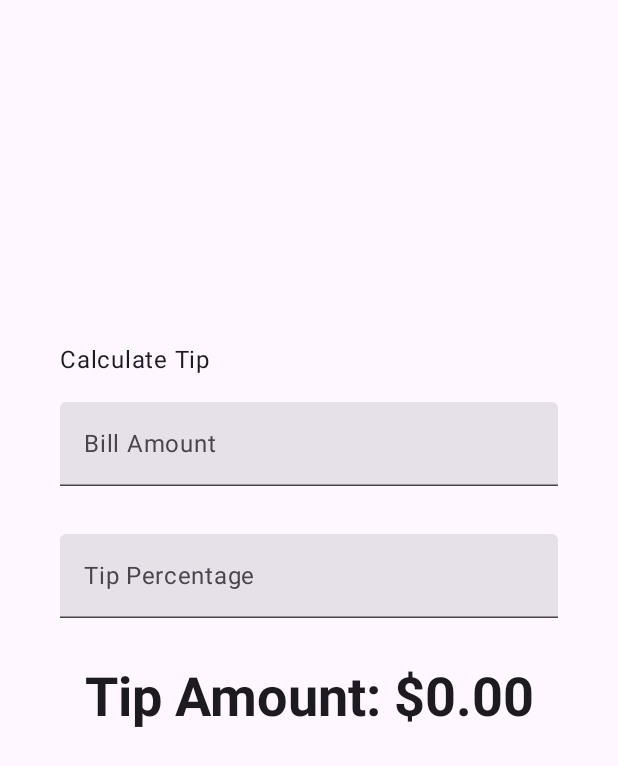
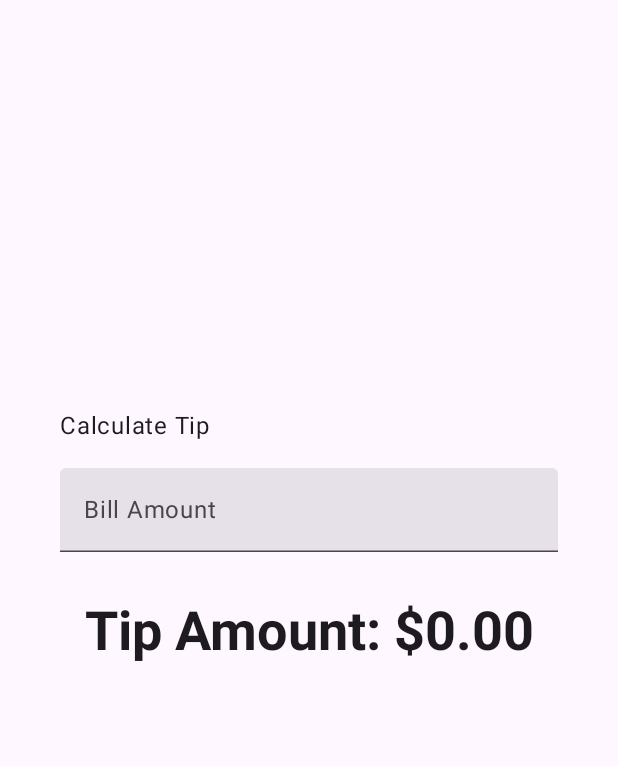
Before and after one commit to ezequielmdq/Codelab-calculadora-de-propinas, an Android app built with Jetpack Compose: the screen it shows after launch (MainActivity), on a phone screen of 412 x 824 dp. Shown: the top 766 px of the screen. Run offline under Robolectric (Android 15) with nearby library versions, the phone set to English and light mode, and no system bars.

Commit message:
Revert "Agregado de campo de texto de porcentaje de propina y establecer un boton de accion en teclado"
This reverts commit c26045a0880933ae5f618c4f267f8d4f020e9166.

```diff
--- a/app/src/main/java/com/example/tiptime/MainActivity.kt
+++ b/app/src/main/java/com/example/tiptime/MainActivity.kt
@@ -20,7 +20,6 @@ import android.os.Bundle
 import androidx.activity.ComponentActivity
 import androidx.activity.compose.setContent
 import androidx.activity.enableEdgeToEdge
-import androidx.annotation.StringRes
 import androidx.compose.foundation.layout.Arrangement
 import androidx.compose.foundation.layout.Column
 import androidx.compose.foundation.layout.Spacer
@@ -44,7 +43,6 @@ import androidx.compose.runtime.setValue
 import androidx.compose.ui.Alignment
 import androidx.compose.ui.Modifier
 import androidx.compose.ui.res.stringResource
-import androidx.compose.ui.text.input.ImeAction
 import androidx.compose.ui.text.input.KeyboardType
 import androidx.compose.ui.tooling.preview.Preview
 import androidx.compose.ui.unit.dp
@@ -71,9 +69,7 @@ class MainActivity : ComponentActivity() {
 fun TipTimeLayout() {
     var amountInput by remember { mutableStateOf("") }
     val amount = amountInput.toDoubleOrNull() ?: 0.0
-    var tipInput by remember { mutableStateOf("") }
-    val tipPercent = tipInput.toDoubleOrNull() ?: 0.0
-    val tip = calculateTip(amount, tipPercent)
+    val tip = calculateTip(amount)
 
     Column(
         modifier = Modifier
@@ -89,24 +85,9 @@ fun TipTimeLayout() {
                 .padding(bottom = 16.dp, top = 40.dp)
                 .align(alignment = Alignment.Start)
         )
-        EditNumberField(label = R.string.bill_amount,
-            value = amountInput,
-            onValueChange = { amountInput = it },
-            modifier = Modifier.padding(bottom = 32.dp).fillMaxWidth(),
-                    keyboardOptions = KeyboardOptions.Default.copy(
-                    keyboardType = KeyboardType.Number,
-            imeAction = ImeAction.Next))
-
-        EditNumberField(
-            label = R.string.how_was_the_service,
-            value = tipInput,
-            onValueChange = { tipInput = it },
-            modifier = Modifier.padding(bottom = 32.dp).fillMaxWidth(),
-            keyboardOptions = KeyboardOptions.Default.copy(
-                keyboardType = KeyboardType.Number,
-                imeAction = ImeAction.Done)
-        )
-
+        EditNumberField(value = amountInput, onValueChange = { amountInput = it }, modifier = Modifier
+            .padding(bottom = 32.dp)
+            .fillMaxWidth())
         Text(
             text = stringResource(R.string.tip_amount, tip),
             style = MaterialTheme.typography.displaySmall
@@ -127,16 +108,16 @@ private fun calculateTip(amount: Double, tipPercent: Double = 15.0): String {
 
 
 @Composable
-fun EditNumberField(@StringRes label : Int, value : String, onValueChange : (String) -> Unit, modifier : Modifier = Modifier, keyboardOptions : KeyboardOptions){
+fun EditNumberField(value : String, onValueChange : (String) -> Unit, modifier : Modifier = Modifier){
 
 
     TextField(
         value = value,
         onValueChange = onValueChange,
         modifier = modifier,
-        label = { Text(stringResource(label))},
+        label = { Text(stringResource(R.string.bill_amount))},
         singleLine = true,
-        keyboardOptions = keyboardOptions
+        keyboardOptions = KeyboardOptions(keyboardType = KeyboardType.Number)
     )
 
 }
--- a/app/src/main/res/values/strings.xml
+++ b/app/src/main/res/values/strings.xml
@@ -19,6 +19,4 @@
     <string name="calculate_tip">Calculate Tip</string>
     <string name="bill_amount">Bill Amount</string>
     <string name="tip_amount">Tip Amount: %s</string>
-    <string name="how_was_the_service">Tip Percentage</string>
-    <string name="round_up_tip">Round up tip?</string>
 </resources>
```
